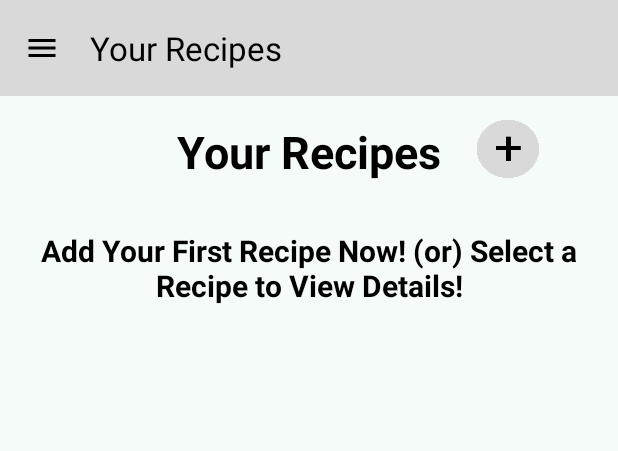
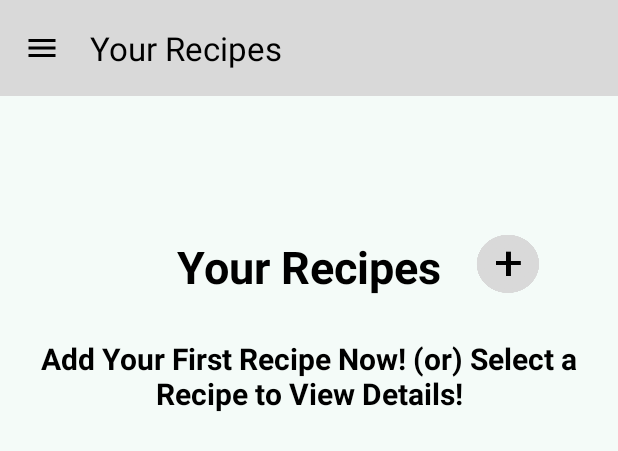
Before and after one commit to Birkbeck/mobile-computing-project-plinkoglegabriel, an Android app: the layout activity_recipes.xml on its own in the app's theme, with its tools: preview values and no code run, on a phone screen of 412 x 824 dp. Shown: the top 451 px of the screen. Run offline under Robolectric (Android 15) with nearby library versions, the phone set to English and light mode, and no system bars.

Commit message:
Modifying layout files (based on placeholder data layout)

```diff
--- a/app/src/main/res/layout/activity_recipes.xml
+++ b/app/src/main/res/layout/activity_recipes.xml
@@ -1,8 +1,11 @@
 <?xml version="1.0" encoding="utf-8"?>
 <androidx.constraintlayout.widget.ConstraintLayout xmlns:android="http://schemas.android.com/apk/res/android"
     xmlns:app="http://schemas.android.com/apk/res-auto"
+    xmlns:tools="http://schemas.android.com/tools"
+    android:id="@+id/main"
     android:layout_width="match_parent"
     android:layout_height="match_parent"
+    tools:context=".RecipesActivity"
     android:background="@color/primary">
 
     <!--    Toolbar (to navigate activities)-->
@@ -23,7 +26,6 @@
         android:id="@+id/header_container"
         android:layout_width="0dp"
         android:layout_height="wrap_content"
-        android:layout_marginTop="12dp"
         app:layout_constraintTop_toBottomOf="@id/toolbar_recipes"
         app:layout_constraintStart_toStartOf="parent"
         app:layout_constraintEnd_toEndOf="parent">
@@ -51,12 +53,11 @@
             android:textColor="@color/black"
             android:background="@drawable/grey_circle_add"
             android:padding="0dp"
+            android:contentDescription="@string/add_recipe_title"
             app:layout_constraintTop_toTopOf="@id/title_text_recipes"
             app:layout_constraintBottom_toBottomOf="@id/title_text_recipes"
             app:layout_constraintStart_toEndOf="@id/title_text_recipes"
             android:layout_marginStart="16dp" />
-
-    </androidx.constraintlayout.widget.ConstraintLayout>
 
  <!--  subheading that either propmts user to "Add Your First Recipe Now!" (if they are a first time user) or "Select a Recipe to View Details" -->
         <TextView
@@ -71,18 +72,22 @@
             android:textStyle="bold"
             android:gravity="center"
             app:layout_constraintEnd_toEndOf="parent"
-        app:layout_constraintStart_toStartOf="parent"
-        app:layout_constraintTop_toBottomOf="@id/header_container" />
+            app:layout_constraintTop_toBottomOf="@id/title_text_recipes"
+            app:layout_constraintStart_toStartOf="parent" />
+
+    </androidx.constraintlayout.widget.ConstraintLayout>
+
 
     <!-- RecyclerView (to list all recipe items organised by category)-->
     <androidx.recyclerview.widget.RecyclerView
         android:id="@+id/recycler_view"
-        android:layout_width="0dp"
+        android:scrollbars="vertical"
+        android:layout_width="match_parent"
         android:layout_height="0dp"
         android:layout_marginTop="16dp"
-        app:layout_constraintBottom_toBottomOf="parent"
+        android:contentDescription="@string/recipe_list_title"
         app:layout_constraintEnd_toEndOf="parent"
         app:layout_constraintStart_toStartOf="parent"
-        app:layout_constraintTop_toBottomOf="@id/sub_heading" />
+        app:layout_constraintTop_toBottomOf="@id/header_container" />
 
 </androidx.constraintlayout.widget.ConstraintLayout>
--- a/app/src/main/res/layout/recipe_item_view.xml
+++ b/app/src/main/res/layout/recipe_item_view.xml
@@ -11,7 +11,6 @@
         android:id="@+id/recipe_photo_item"
         android:layout_width="60dp"
         android:layout_height="60dp"
-        android:src="@drawable/placeholder_recipe_photo"
         android:contentDescription="@string/photo_label_text"
         app:layout_constraintTop_toTopOf="parent"
         app:layout_constraintBottom_toBottomOf="parent"
@@ -23,7 +22,6 @@
         android:id="@+id/recipe_title_item"
         android:layout_width="0dp"
         android:layout_height="wrap_content"
-        android:text="Recipe"
         android:textColor="@color/black"
         android:textStyle="bold"
         android:textSize="16sp"
@@ -38,7 +36,6 @@
         android:id="@+id/recipe_description_item"
         android:layout_width="0dp"
         android:layout_height="wrap_content"
-        android:text="Short Description"
         android:textColor="@color/black"
         android:textSize="14sp"
         app:layout_constraintStart_toStartOf="@id/recipe_title_item"
```
Lines whose indentation alone changed are shown as unchanged.
